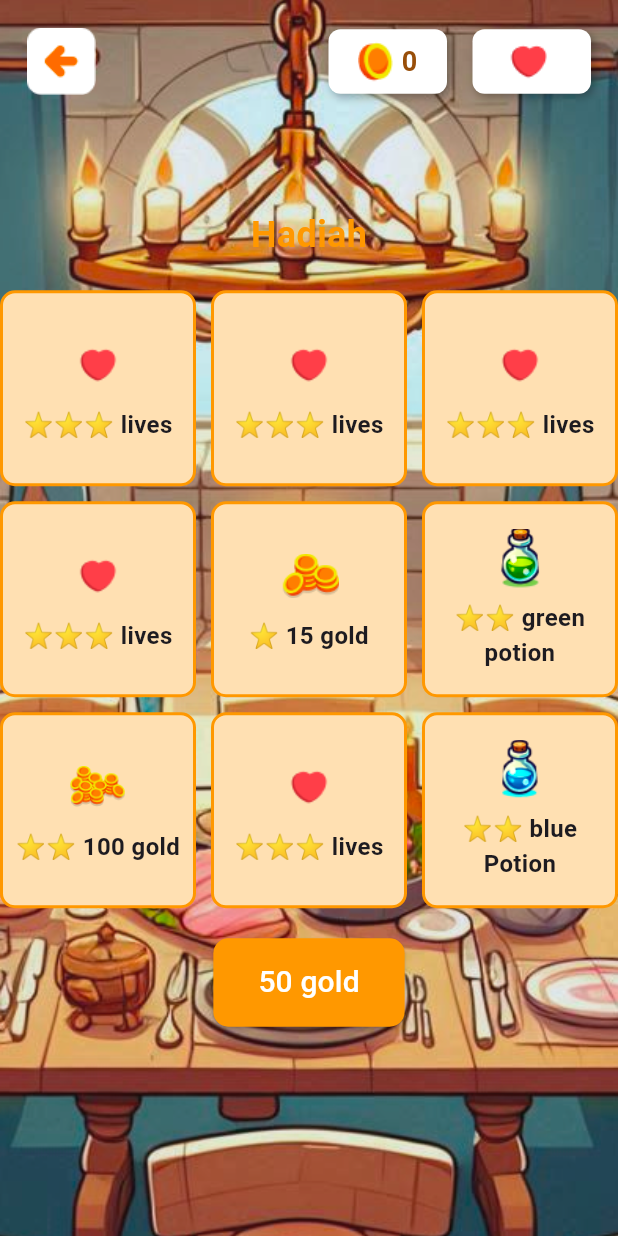
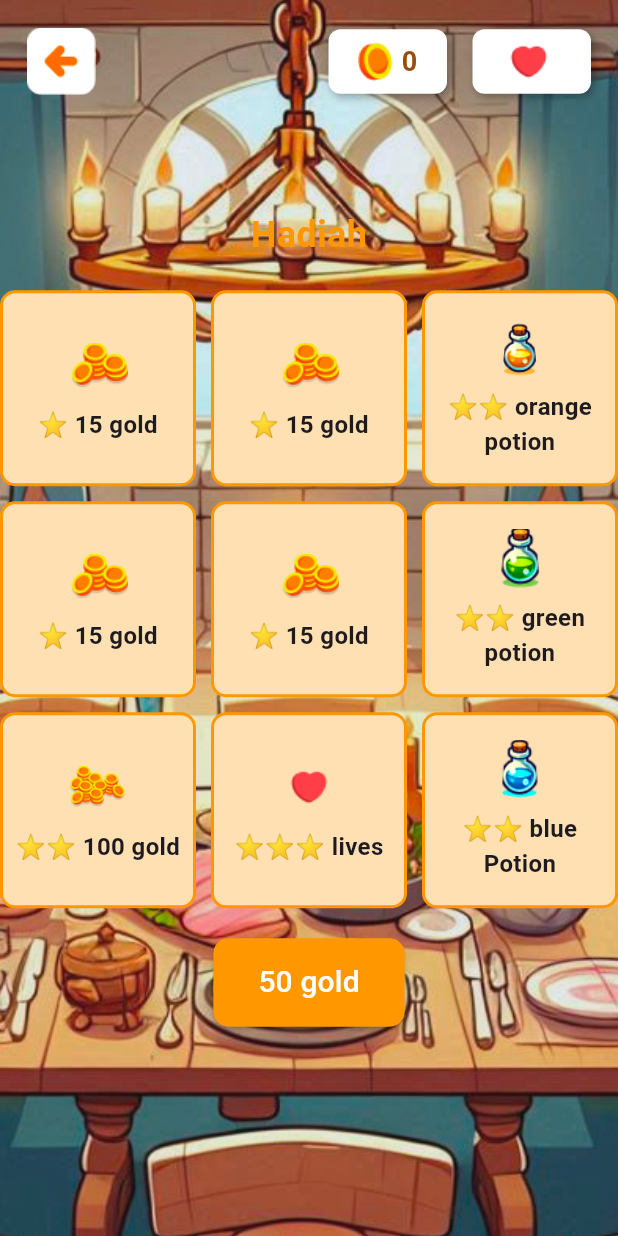
Before and after one commit to Nessaa16/WordWhizz, a Flutter app: the GachaPage screen opened directly, on a phone screen of 412 x 824 dp. Run offline on Flutter 3.47's test engine with Material 3 defaults, Android fonts, the light colour scheme and no system bars; our stand-ins replace audioplayers, cloud_firestore, firebase_auth, firebase_core, lottie, permission_handler; accounts and stored records are empty; Roboto replaces fonts that are missing (BalooChettan 2).

Commit message:
Update gacha_page.dart
gacha prize pool

```diff
--- a/wordwhizz/lib/view/pages/gacha_page.dart
+++ b/wordwhizz/lib/view/pages/gacha_page.dart
@@ -9,10 +9,10 @@ class GachaPage extends StatefulWidget {
 
 class _GachaPageState extends State<GachaPage> {
   final List<Map<String, String>> _rewards = [
-    {'reward': '⭐⭐⭐ lives', 'image': 'assets/images/heart.png'},
-    {'reward': '⭐⭐⭐ lives', 'image': 'assets/images/heart.png'},
-    {'reward': '⭐⭐⭐ lives', 'image': 'assets/images/heart.png'},
-    {'reward': '⭐⭐⭐ lives', 'image': 'assets/images/heart.png'},
+    {'reward': '⭐ 15 gold', 'image': 'assets/images/coins_200.png'},
+    {'reward': '⭐ 15 gold', 'image': 'assets/images/coins_200.png'},
+    {'reward': '⭐⭐ orange potion', 'image': 'assets/images/orangepotion.png'},
+    {'reward': '⭐ 15 gold', 'image': 'assets/images/coins_200.png'},
     {'reward': '⭐ 15 gold', 'image': 'assets/images/coins_200.png'},
     {'reward': '⭐⭐ green potion', 'image': 'assets/images/greenpotion.png'},
     {'reward': '⭐⭐ 100 gold', 'image': 'assets/images/coins_600.png'},
```
